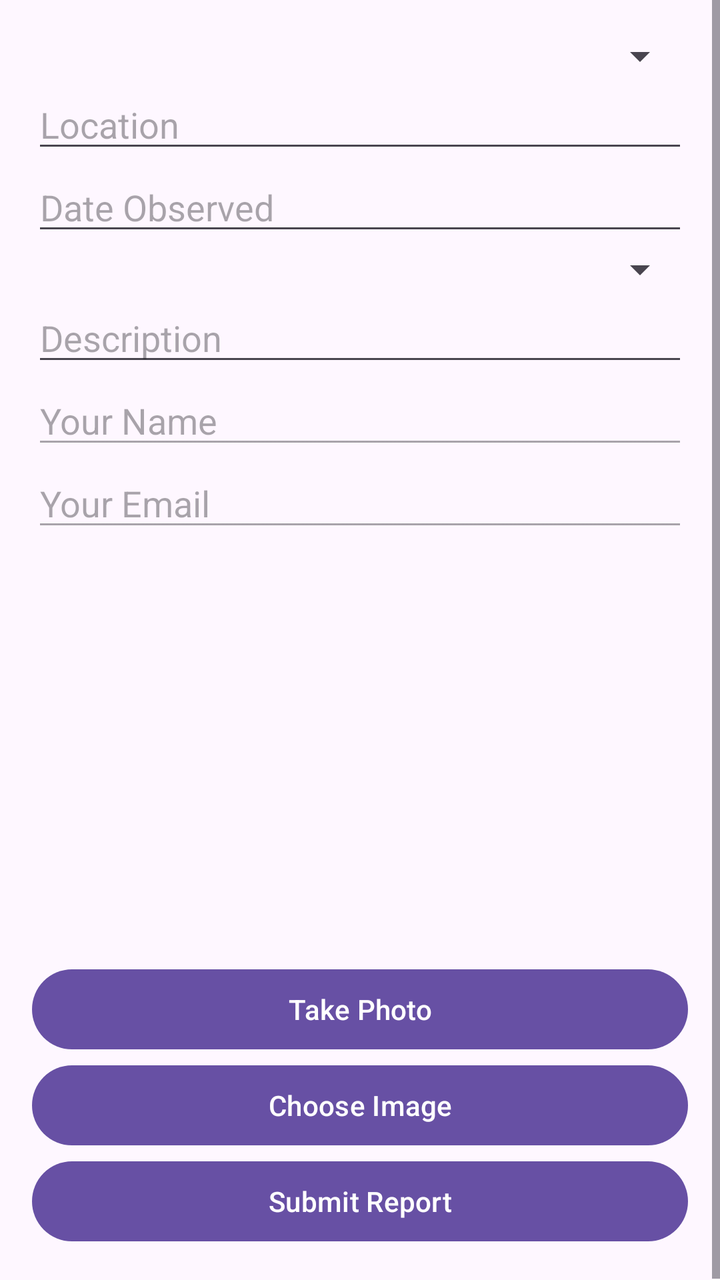
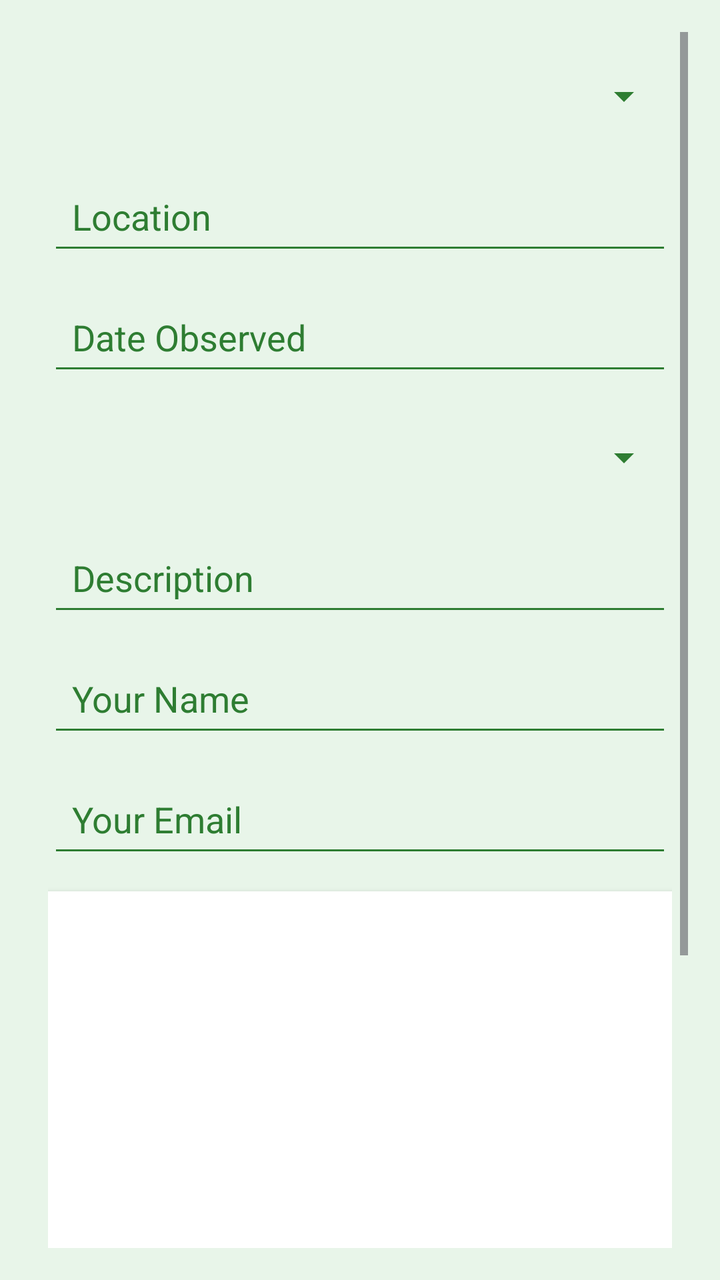

Before-and-after screenshots of an Android layout around one commit, followed by the original layout XML and the change that was made.
<!-- AndroidManifest.xml: application theme Theme.GreenAwareMobile -->
<!-- res/layout/activity_add_report.xml -->
<ScrollView xmlns:android="http://schemas.android.com/apk/res/android"
    android:layout_width="match_parent"
    android:layout_height="match_parent">

    <LinearLayout
        android:orientation="vertical"
        android:padding="16dp"
        android:layout_width="match_parent"
        android:layout_height="wrap_content">

        <Spinner android:id="@+id/spinnerCategory" android:layout_width="match_parent" android:layout_height="wrap_content"/>
        <EditText android:id="@+id/editLocation" android:hint="Location" android:layout_width="match_parent" android:layout_height="wrap_content"/>
        <EditText android:id="@+id/editDateObserved" android:hint="Date Observed" android:focusable="false" android:layout_width="match_parent" android:layout_height="wrap_content"/>
        <Spinner android:id="@+id/spinnerSeverity" android:layout_width="match_parent" android:layout_height="wrap_content"/>
        <EditText android:id="@+id/editDescription" android:hint="Description" android:layout_width="match_parent" android:layout_height="wrap_content"/>
        <EditText android:id="@+id/editName" android:hint="Your Name" android:enabled="false" android:layout_width="match_parent" android:layout_height="wrap_content"/>
        <EditText android:id="@+id/editEmail" android:hint="Your Email" android:enabled="false" android:layout_width="match_parent" android:layout_height="wrap_content"/>
        <ImageView android:id="@+id/imgPreview" android:layout_width="match_parent" android:layout_height="200dp" android:scaleType="centerCrop"/>
        <Button
            android:id="@+id/btnTakePhoto"
            android:text="Take Photo"
            android:layout_marginTop="10dp"
            android:layout_width="match_parent"
            android:layout_height="wrap_content"/>
        <Button android:id="@+id/btnChooseImage" android:text="Choose Image" android:layout_width="match_parent" android:layout_height="wrap_content"/>
        <Button android:id="@+id/btnSubmitReport" android:text="Submit Report" android:layout_width="match_parent" android:layout_height="wrap_content"/>
    </LinearLayout>
</ScrollView>
<!-- resources referenced by this layout -->
<resources>
  <style name="Theme.GreenAwareMobile" parent="Base.Theme.GreenAwareMobile" />
  <style name="Base.Theme.GreenAwareMobile" parent="Theme.Material3.DayNight.NoActionBar">
          
          
      </style>
</resources>

<!-- the commit's change to res/layout/activity_add_report.xml (unified diff, before → after) -->
@@ -1,28 +1,142 @@
 <ScrollView xmlns:android="http://schemas.android.com/apk/res/android"
     android:layout_width="match_parent"
-    android:layout_height="match_parent">
+    android:layout_height="match_parent"
+    android:background="#E8F5E9"
+    android:padding="16dp">
 
     <LinearLayout
         android:orientation="vertical"
-        android:padding="16dp"
         android:layout_width="match_parent"
-        android:layout_height="wrap_content">
+        android:layout_height="wrap_content"
+        android:padding="8dp">
 
-        <Spinner android:id="@+id/spinnerCategory" android:layout_width="match_parent" android:layout_height="wrap_content"/>
-        <EditText android:id="@+id/editLocation" android:hint="Location" android:layout_width="match_parent" android:layout_height="wrap_content"/>
-        <EditText android:id="@+id/editDateObserved" android:hint="Date Observed" android:focusable="false" android:layout_width="match_parent" android:layout_height="wrap_content"/>
-        <Spinner android:id="@+id/spinnerSeverity" android:layout_width="match_parent" android:layout_height="wrap_content"/>
-        <EditText android:id="@+id/editDescription" android:hint="Description" android:layout_width="match_parent" android:layout_height="wrap_content"/>
-        <EditText android:id="@+id/editName" android:hint="Your Name" android:enabled="false" android:layout_width="match_parent" android:layout_height="wrap_content"/>
-        <EditText android:id="@+id/editEmail" android:hint="Your Email" android:enabled="false" android:layout_width="match_parent" android:layout_height="wrap_content"/>
-        <ImageView android:id="@+id/imgPreview" android:layout_width="match_parent" android:layout_height="200dp" android:scaleType="centerCrop"/>
+        
+        <Spinner
+            android:id="@+id/spinnerCategory"
+            android:layout_width="match_parent"
+            android:layout_height="48dp"
+            android:prompt="@string/select_category"
+            android:backgroundTint="#2E7D32"
+            android:layout_marginBottom="12dp"
+            android:popupBackground="#FFFFFF"
+            android:theme="@style/SpinnerGreenText"/>
+
+        
+        <EditText
+            android:id="@+id/editLocation"
+            android:layout_width="match_parent"
+            android:layout_height="wrap_content"
+            android:hint="Location"
+            android:textColor="#2E7D32"
+            android:textColorHint="#2E7D32"
+            android:backgroundTint="#2E7D32"
+            android:layout_marginBottom="12dp"
+            android:padding="12dp"/>
+
+        
+        <EditText
+            android:id="@+id/editDateObserved"
+            android:layout_width="match_parent"
+            android:layout_height="wrap_content"
+            android:hint="Date Observed"
+            android:focusable="false"
+            android:textColor="#2E7D32"
+            android:textColorHint="#2E7D32"
+            android:backgroundTint="#2E7D32"
+            android:layout_marginBottom="12dp"
+            android:padding="12dp"/>
+
+        
+        <Spinner
+            android:id="@+id/spinnerSeverity"
+            android:layout_width="match_parent"
+            android:layout_height="48dp"
+            android:prompt="@string/select_severity"
+            android:backgroundTint="#2E7D32"
+            android:layout_marginBottom="12dp"
+            android:popupBackground="#FFFFFF"
+            android:theme="@style/SpinnerGreenText"/>
+
+        
+        <EditText
+            android:id="@+id/editDescription"
+            android:layout_width="match_parent"
+            android:layout_height="wrap_content"
+            android:hint="Description"
+            android:textColor="#2E7D32"
+            android:textColorHint="#2E7D32"
+            android:backgroundTint="#2E7D32"
+            android:layout_marginBottom="12dp"
+            android:padding="12dp"
+            android:gravity="top"/>
+
+        
+        <EditText
+            android:id="@+id/editName"
+            android:layout_width="match_parent"
+            android:layout_height="wrap_content"
+            android:hint="Your Name"
+            android:enabled="false"
+            android:textColor="#2E7D32"
+            android:textColorHint="#2E7D32"
+            android:backgroundTint="#2E7D32"
+            android:layout_marginBottom="12dp"
+            android:padding="12dp"/>
+
+        
+        <EditText
+            android:id="@+id/editEmail"
+            android:layout_width="match_parent"
+            android:layout_height="wrap_content"
+            android:hint="Your Email"
+            android:enabled="false"
+            android:textColor="#2E7D32"
+            android:textColorHint="#2E7D32"
+            android:backgroundTint="#2E7D32"
+            android:layout_marginBottom="12dp"
+            android:padding="12dp"/>
+
+        
+        <ImageView
+            android:id="@+id/imgPreview"
+            android:layout_width="match_parent"
+            android:layout_height="200dp"
+            android:scaleType="centerCrop"
+            android:layout_marginBottom="12dp"
+            android:background="#FFFFFF"
+            android:elevation="4dp"/>
+
+        
         <Button
             android:id="@+id/btnTakePhoto"
             android:text="Take Photo"
-            android:layout_marginTop="10dp"
             android:layout_width="match_parent"
-            android:layout_height="wrap_content"/>
-        <Button android:id="@+id/btnChooseImage" android:text="Choose Image" android:layout_width="match_parent" android:layout_height="wrap_content"/>
-        <Button android:id="@+id/btnSubmitReport" android:text="Submit Report" android:layout_width="match_parent" android:layout_height="wrap_content"/>
+            android:layout_height="wrap_content"
+            android:layout_marginBottom="10dp"
+            android:backgroundTint="#2E7D32"
+            android:textColor="#FFFFFF"
+            android:padding="12dp"/>
+
+        
+        <Button
+            android:id="@+id/btnChooseImage"
+            android:text="Choose Image"
+            android:layout_width="match_parent"
+            android:layout_height="wrap_content"
+            android:layout_marginBottom="10dp"
+            android:backgroundTint="#2E7D32"
+            android:textColor="#FFFFFF"
+            android:padding="12dp"/>
+
+        
+        <Button
+            android:id="@+id/btnSubmitReport"
+            android:text="Submit Report"
+            android:layout_width="match_parent"
+            android:layout_height="wrap_content"
+            android:backgroundTint="#2E7D32"
+            android:textColor="#FFFFFF"
+            android:padding="14dp"/>
+
     </LinearLayout>
 </ScrollView>
<!-- resource entries referenced after the edit -->
@@ -1,9 +1,21 @@
 <!-- resources referenced by this layout -->
 <resources>
+  <string name="select_category">Select Category</string>
+  <string name="select_severity">Select Severity</string>
+  <style name="SpinnerGreenText" parent="Theme.AppCompat.Light">
+          <item name="android:textColor">#2E7D32</item>
+      </style>
   <style name="Theme.GreenAwareMobile" parent="Base.Theme.GreenAwareMobile" />
   <style name="Base.Theme.GreenAwareMobile" parent="Theme.Material3.DayNight.NoActionBar">
           
           
+          <item name="materialCalendarTheme">@style/GreenCalendarTheme</item>
+      </style>
+  <style name="GreenCalendarTheme" parent="ThemeOverlay.Material3.MaterialCalendar">
+          <item name="colorPrimary">#2E7D32</item>
+          <item name="colorOnPrimary">#FFFFFF</item>
+          <item name="colorSurface">#FFFFFF</item>
+          <item name="colorOnSurface">#2E7D32</item>
       </style>
 </resources>
 
